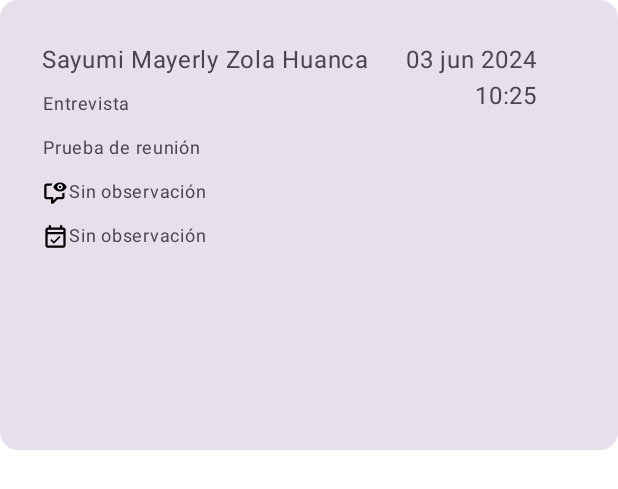
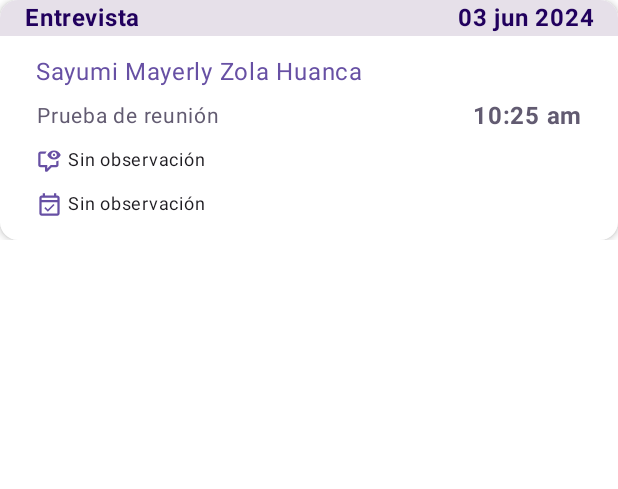
Before and after one commit to IOAN-I/teacher, an Android app built with Jetpack Compose: the @Preview function DefaultPreview, on a phone screen of 412 x 824 dp. Shown: the top 489 px of the screen. Run offline under Robolectric (Android 15) with nearby library versions, the phone set to English and light mode, and no system bars.

Commit message:
[T-meetings] Add card improve design.

```diff
--- a/androidApp/src/main/java/com/teacher/educamobile/android/MainActivity.kt
+++ b/androidApp/src/main/java/com/teacher/educamobile/android/MainActivity.kt
@@ -19,13 +19,15 @@ import androidx.compose.foundation.layout.fillMaxWidth
 import androidx.compose.foundation.layout.height
 import androidx.compose.foundation.layout.padding
 import androidx.compose.foundation.layout.size
+import androidx.compose.foundation.rememberScrollState
+import androidx.compose.foundation.verticalScroll
 import androidx.compose.material.icons.Icons
 import androidx.compose.material.icons.filled.AccountCircle
 import androidx.compose.material.icons.filled.Clear
 import androidx.compose.material.icons.filled.Lock
 import androidx.compose.material3.Button
-import androidx.compose.material3.Card
 import androidx.compose.material3.CardDefaults
+import androidx.compose.material3.ElevatedCard
 import androidx.compose.material3.Icon
 import androidx.compose.material3.MaterialTheme
 import androidx.compose.material3.OutlinedTextField
@@ -48,6 +50,7 @@ import androidx.compose.ui.platform.LocalDensity
 import androidx.compose.ui.res.painterResource
 import androidx.compose.ui.res.vectorResource
 import androidx.compose.ui.text.TextStyle
+import androidx.compose.ui.text.font.FontWeight
 import androidx.compose.ui.text.input.TextFieldValue
 import androidx.compose.ui.text.style.TextAlign
 import androidx.compose.ui.tooling.preview.Preview
@@ -75,7 +78,19 @@ class MainActivity : ComponentActivity() {
                         horizontalAlignment = Alignment.CenterHorizontally,
                         verticalArrangement = Arrangement.Center
                     ) {
-                        App(Modifier.padding(innerPadding))
+//                        App(Modifier.padding(innerPadding))
+                        Column(
+                            modifier = Modifier.padding(horizontal = 12.dp)
+                                .verticalScroll(rememberScrollState()),
+                            verticalArrangement = Arrangement.spacedBy(10.dp)
+                        ) {
+                            HomeScreen()
+                            HomeScreen()
+                            HomeScreen()
+                            HomeScreen()
+                            HomeScreen()
+                        }
+
                     }
                 }
             }
@@ -227,17 +242,43 @@ fun CoverImage(
 
 @Composable
 fun HomeScreen() {
-    Card(
-        colors = CardDefaults.cardColors(
-            containerColor = MaterialTheme.colorScheme.surfaceVariant,
-        ),
+    ElevatedCard(
         modifier = Modifier
             .fillMaxWidth()
-            .height(300.dp)
+            .height(160.dp),
+        elevation = CardDefaults.cardElevation(
+            defaultElevation = 3.dp
+        ),
+        colors = CardDefaults.cardColors(
+            containerColor = MaterialTheme.colorScheme.onSecondary,
+        )
     ) {
+        Column {
             Row(
                 modifier = Modifier
-                .padding(16.dp),
+                    .fillMaxWidth()
+                    .background(MaterialTheme.colorScheme.surfaceContainerHighest)
+                    .padding(horizontal = 16.dp),
+                horizontalArrangement = Arrangement.SpaceBetween
+            ) {
+                Text(
+                    text = "Entrevista",
+                    textAlign = TextAlign.Center,
+                    fontSize = 16.sp,
+                    fontWeight = FontWeight.Bold,
+                    color = MaterialTheme.colorScheme.onPrimaryContainer
+                )
+                Text(
+                    text = "03 jun 2024",
+                    textAlign = TextAlign.Center,
+                    fontSize = 16.sp,
+                    fontWeight = FontWeight.Bold,
+                    color = MaterialTheme.colorScheme.onPrimaryContainer
+                )
+            }
+            Row(
+                modifier = Modifier
+                    .padding(horizontal = 12.dp),
             ) {
                 Column(
                     modifier = Modifier
@@ -246,24 +287,38 @@ fun HomeScreen() {
                 ) {
                     Text(
                         text = "Sayumi Mayerly Zola Huanca",
-                    textAlign = TextAlign.Center
+                        textAlign = TextAlign.Center,
+                        color = MaterialTheme.colorScheme.primary
                     )
-                Text(
-                    text = "Entrevista",
-                    textAlign = TextAlign.Center,
-                    fontSize = 12.sp
-                )
+                    Row(
+                        modifier = Modifier.fillMaxWidth(),
+                        horizontalArrangement = Arrangement.SpaceBetween
+                    ) {
                         Text(
                             text = "Prueba de reunión",
                             textAlign = TextAlign.Center,
-                    fontSize = 12.sp
+                            fontSize = 14.sp,
+                            color = MaterialTheme.colorScheme.secondary
                         )
+                        Text(
+                            text = "10:25 am",
+                            modifier = Modifier,
+                            textAlign = TextAlign.Center,
+                            fontWeight = FontWeight.Bold,
+                            color = MaterialTheme.colorScheme.secondary
+                        )
+                    }
                     Row(
                         verticalAlignment = Alignment.CenterVertically
                     ) {
-                    Image(
-                        modifier = Modifier.size(18.dp),
-                        painter = painterResource(id = R.drawable.comment_eye_outline),
+                        Icon(
+                            modifier = Modifier
+                                .padding(end = 3.dp)
+                                .size(18.dp),
+                            painter = painterResource(
+                                id = R.drawable.comment_eye_outline,
+                            ),
+                            tint = MaterialTheme.colorScheme.primary,
                             contentDescription = "")
                         Text(
                             text = "Sin observación",
@@ -273,9 +328,14 @@ fun HomeScreen() {
                     Row(
                         verticalAlignment = Alignment.CenterVertically
                     ) {
-                    Image(
-                        modifier = Modifier.size(18.dp),
-                        painter = painterResource(id = R.drawable.calendar_check_outline),
+                        Icon(
+                            modifier = Modifier
+                                .padding(end = 3.dp)
+                                .size(18.dp),
+                            painter = painterResource(
+                                id = R.drawable.calendar_check_outline
+                            ),
+                            tint = MaterialTheme.colorScheme.primary,
                             contentDescription = "Realizado"
                         )
                         Text(
@@ -284,21 +344,6 @@ fun HomeScreen() {
                         )
                     }
                 }
-            Column(
-                modifier = Modifier
-                    .padding(12.dp),
-                horizontalAlignment = Alignment.End
-            ) {
-                Text(
-                    text = "03 jun 2024",
-                    modifier = Modifier,
-                    textAlign = TextAlign.Center,
-                )
-                Text(
-                    text = "10:25",
-                    modifier = Modifier,
-                    textAlign = TextAlign.Center,
-                )
             }
         }
     }
@@ -307,7 +352,7 @@ fun HomeScreen() {
 @Preview
 @Composable
 fun DefaultPreview() {
-    MaterialTheme {
+    TeacherTheme {
 //        App()
         HomeScreen()
     }
```
Lines whose indentation alone changed are shown as unchanged.
